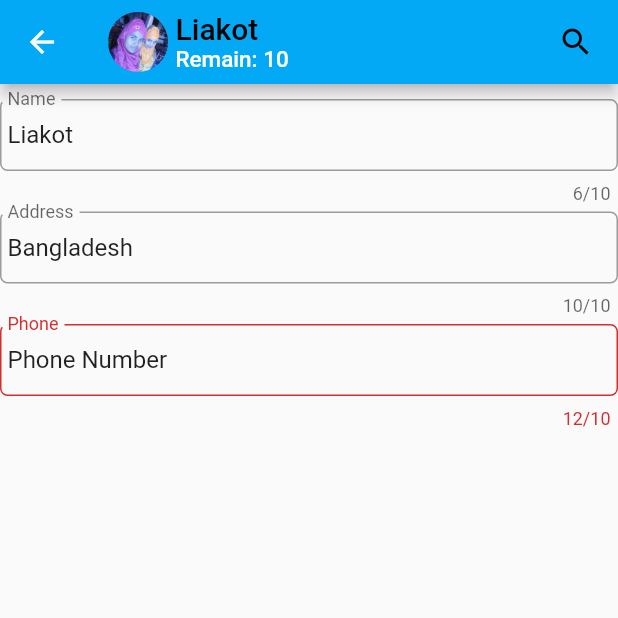
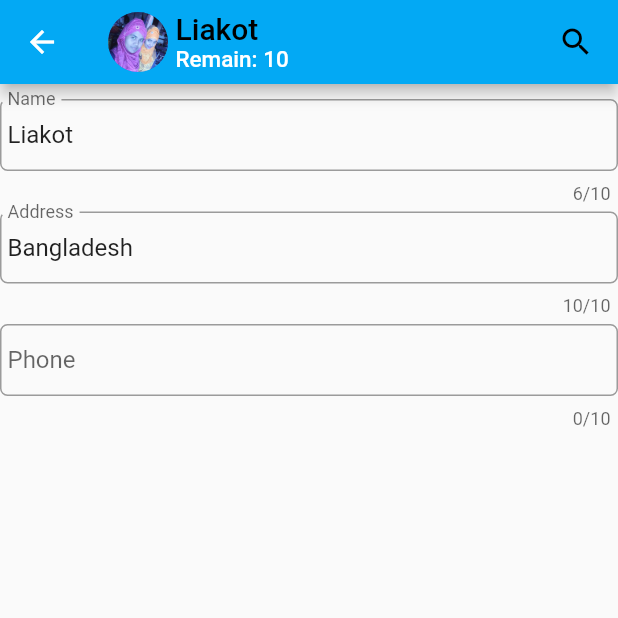
Before and after one commit to Liakot-ali/Flutter-Learn, a Flutter app: the screen it shows after launch, after a tap on "Liakot", on a phone screen of 412 x 824 dp, the top half of it. Run offline on Flutter 3.47's test engine with Material 2 defaults, Android fonts, the phone set to English and light mode, and no system bars.

Commit message:
Passing phone number from main file to customer details

```diff
--- a/lib/customer_adder.dart
+++ b/lib/customer_adder.dart
@@ -35,6 +35,7 @@ class _CustomerAdderState extends State<CustomerAdder> {
     "assets/shimu5.jpeg",
     "assets/shimu6.jpeg"
   ];
+  List<String> phone = ["", "", "", "","", ""];
   var clicked = 7;
 
   @override
@@ -60,6 +61,7 @@ class _CustomerAdderState extends State<CustomerAdder> {
                   print("2" + str[2]);
                   print("3" + str[3]);
                   customers.add(str[0]);
+                  phone.add(str[1]);
                   address.add(str[2]);
                   remain.add(int.parse(str[3]));
                   picture.add("assets/shimu" + clicked.toString() + ".jpeg");
@@ -75,7 +77,7 @@ class _CustomerAdderState extends State<CustomerAdder> {
         ),
       ),
       Expanded(
-        child: Customers(customers, address, remain, picture),
+        child: Customers(customers, address, remain, picture, phone),
       ),
     ]);
   }
--- a/lib/customer_details.dart
+++ b/lib/customer_details.dart
@@ -55,7 +55,7 @@ class _StateCustomerDetails extends State<CustomerDetails> {
           SizedBox(
             height: 5.0,
           ),
-          _TextFormField("Phone", "Phone Number"),
+          _TextFormField("Phone", value.phone),
         ],
       ),
     );
--- a/lib/customers.dart
+++ b/lib/customers.dart
@@ -6,10 +6,11 @@ class Customers extends StatelessWidget {
   final List<String> address;
   final List<int> remain;
   final List<String> picture;
+  final List<String> phone;
   var clicked;
   int counter = 1;
 
-  Customers(this.customers, this.address, this.remain, this.picture);
+  Customers(this.customers, this.address, this.remain, this.picture, this.phone);
 
   @override
   Widget build(BuildContext context) {
@@ -32,7 +33,7 @@ class Customers extends StatelessWidget {
                   MaterialPageRoute(builder: (context) {
                     return CustomerDetails(
                       value: Value(
-                          customers[index], address[index], picture[index], remain[index]),
+                          customers[index], address[index], picture[index], remain[index], phone[index]),
                     );
                   }),
                 );
@@ -53,8 +54,8 @@ class Customers extends StatelessWidget {
 }
 
 class Value {
-  final String name, address, picture;
+  final String name, address, picture, phone;
   final int remain;
 
-  Value(this.name, this.address, this.picture, this.remain);
+  Value(this.name, this.address, this.picture, this.remain, this.phone);
 }
```
